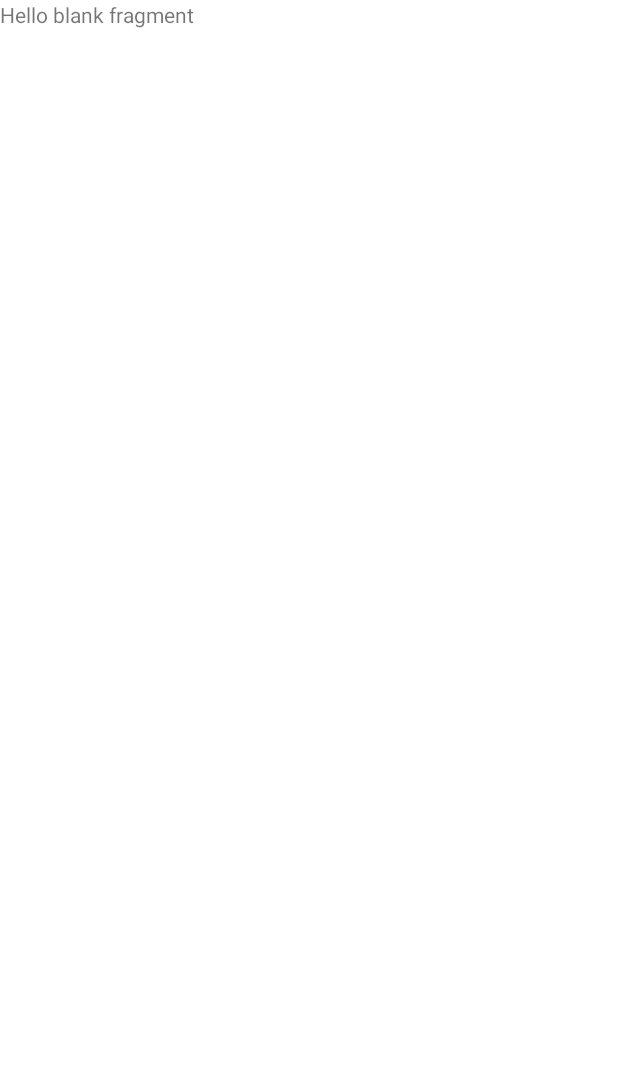
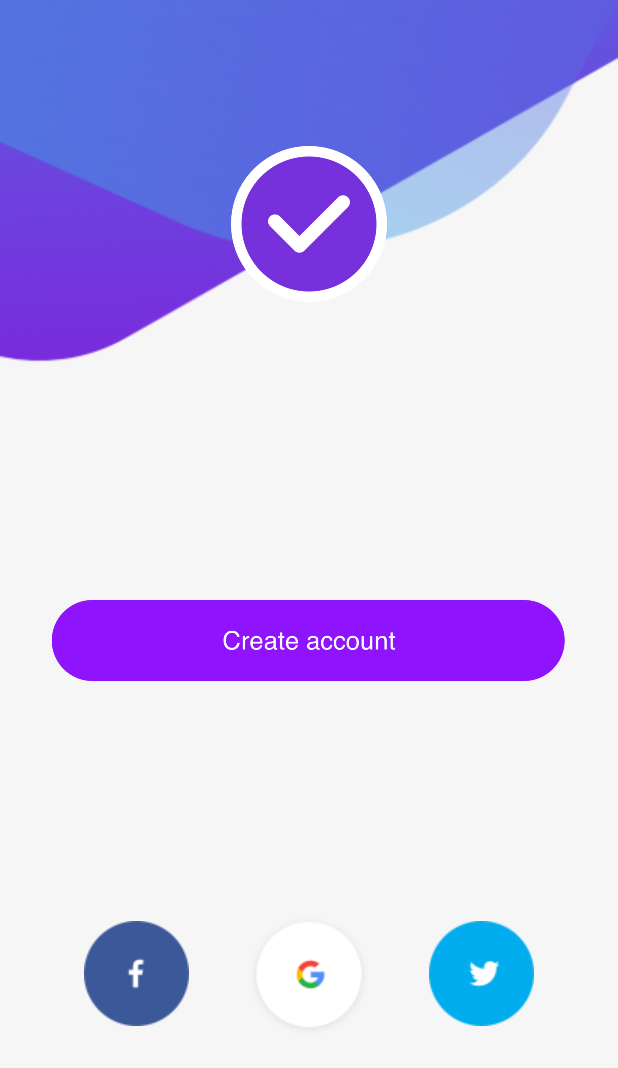
Before and after one commit to Appaforyou/exercise-front-android-app, an Android app: the ActivityForFragments screen opened directly, with no data from a screen before it, on a phone screen of 412 x 824 dp. Before the commit the part shown is almost empty. Shown: the top 1068 px of the screen. Run offline under Robolectric (Android 15) with nearby library versions, the phone set to English and light mode, and no system bars.

Commit message:
added singUp and create account fragments

```diff
--- a/app/src/main/java/com/example/fitgoal/ActivityForFragments.kt
+++ b/app/src/main/java/com/example/fitgoal/ActivityForFragments.kt
@@ -12,7 +12,7 @@ class ActivityForFragments : AppCompatActivity() {
 
 
         supportFragmentManager.commit {
-            replace(R.id.frameLayoutFragment, OnBoardingFragment())
+            replace(R.id.frameLayoutFragment, SignUpFragment())
         }
     }
 }
--- a/app/src/main/java/com/example/fitgoal/OnBoardingFragment.kt
+++ b/app/src/main/java/com/example/fitgoal/CreateAccountFragment.kt
@@ -7,7 +7,7 @@ import android.view.View
 import android.view.ViewGroup
 
 
-class OnBoardingFragment : Fragment() {
+class CreateAccountFragment : Fragment() {
 
 
 
@@ -16,7 +16,7 @@ class OnBoardingFragment : Fragment() {
         inflater: LayoutInflater, container: ViewGroup?,
         savedInstanceState: Bundle?
     ): View? {
-        return inflater.inflate(R.layout.fragment_onboarding, container, false).apply {
+        return inflater.inflate(R.layout.fragment_create_account, container, false).apply {
 
 
 
--- /dev/null
+++ b/app/src/main/java/com/example/fitgoal/SignUpFragment.kt
@@ -0,0 +1,37 @@
+package com.example.fitgoal
+
+import android.os.Bundle
+import androidx.fragment.app.Fragment
+import android.view.LayoutInflater
+import android.view.View
+import android.view.ViewGroup
+import androidx.fragment.app.commit
+import kotlinx.android.synthetic.main.fragment_sign_up.view.*
+
+
+class SignUpFragment : Fragment() {
+
+
+
+
+    override fun onCreateView(
+        inflater: LayoutInflater, container: ViewGroup?,
+        savedInstanceState: Bundle?
+    ): View? {
+        return inflater.inflate(R.layout.fragment_sign_up, container, false).apply {
+
+            googleImageButton.setOnClickListener {
+                activity?.supportFragmentManager?.commit {
+                    replace(R.id.frameLayoutFragment, CreateAccountFragment())
+                }
+            }
+
+
+
+
+
+        }
+    }
+
+
+}
--- a/app/src/main/res/layout/activity_main.xml
+++ b/app/src/main/res/layout/activity_main.xml
@@ -37,5 +37,4 @@
         app:layout_constraintTop_toTopOf="parent" />
 
 
-
 </androidx.constraintlayout.widget.ConstraintLayout>
--- a/app/src/main/res/layout/fragment_onboarding.xml
+++ /dev/null
@@ -1,13 +0,0 @@
-<?xml version="1.0" encoding="utf-8"?>
-<RelativeLayout xmlns:android="http://schemas.android.com/apk/res/android"
-    xmlns:tools="http://schemas.android.com/tools"
-    android:layout_width="match_parent"
-    android:layout_height="match_parent"
-    tools:context=".OnBoardingFragment">
-
-    <TextView
-        android:layout_width="match_parent"
-        android:layout_height="match_parent"
-        android:text="@string/hello_blank_fragment" />
-
-</RelativeLayout>
--- /dev/null
+++ b/app/src/main/res/layout/fragment_sign_up.xml
@@ -0,0 +1,143 @@
+<?xml version="1.0" encoding="utf-8"?>
+<androidx.constraintlayout.widget.ConstraintLayout xmlns:android="http://schemas.android.com/apk/res/android"
+    xmlns:app="http://schemas.android.com/apk/res-auto"
+    xmlns:tools="http://schemas.android.com/tools"
+    android:layout_width="match_parent"
+    android:layout_height="match_parent"
+    android:background="@drawable/content_sign_in"
+    tools:context=".SignUpFragment">
+
+    <ImageView
+        android:layout_width="104dp"
+        android:layout_height="104dp"
+        android:layout_alignParentTop="true"
+        android:layout_alignParentEnd="true"
+        android:layout_marginTop="97dp"
+        android:src="@drawable/brand_logo_galochka"
+        app:layout_constraintEnd_toEndOf="parent"
+        app:layout_constraintStart_toStartOf="parent"
+        app:layout_constraintTop_toTopOf="parent" />
+
+    <TextView
+        android:layout_width="wrap_content"
+        android:layout_height="wrap_content"
+        android:layout_marginTop="260dp"
+        android:gravity="center_horizontal"
+        android:textColor="#5b5e66"
+        android:textSize="34sp"
+        android:textStyle="normal"
+        app:layout_constraintEnd_toEndOf="parent"
+        app:layout_constraintStart_toStartOf="parent"
+        app:layout_constraintTop_toTopOf="parent"
+        tools:text="Hello!" />
+
+    <TextView
+        android:layout_width="189dp"
+        android:layout_height="wrap_content"
+        android:layout_marginTop="310dp"
+        android:fontFamily="sans-serif-light"
+        android:gravity="center_horizontal"
+        android:letterSpacing="0.02"
+        android:lineSpacingExtra="6sp"
+        android:textColor="#858891"
+        android:textSize="15sp"
+        android:textStyle="normal"
+        app:layout_constraintEnd_toEndOf="parent"
+        app:layout_constraintStart_toStartOf="parent"
+        app:layout_constraintTop_toTopOf="parent"
+        tools:text="Start transforming the way
+you enjoy your life" />
+
+    <TextView
+        android:id="@+id/alreadyLoginButton"
+        android:layout_width="wrap_content"
+        android:layout_height="wrap_content"
+        android:layout_marginBottom="70dp"
+        android:fontFamily="sans-serif-light"
+        android:gravity="center_horizontal"
+        android:letterSpacing="0.02"
+        android:lineSpacingExtra="6sp"
+        android:textColor="#3EC7E6"
+        android:textSize="15sp"
+        android:textStyle="normal"
+        app:layout_constraintBottom_toBottomOf="parent"
+        app:layout_constraintStart_toEndOf="@+id/textView2"
+        tools:text=" Login" />
+
+    <TextView
+        android:id="@+id/textView2"
+        android:layout_width="wrap_content"
+        android:layout_height="wrap_content"
+        android:layout_marginBottom="70dp"
+        android:fontFamily="sans-serif-light"
+        android:gravity="center_horizontal"
+        android:letterSpacing="0.02"
+        android:lineSpacingExtra="6sp"
+        android:textColor="#858891"
+        android:textSize="15sp"
+        android:textStyle="normal"
+        app:layout_constraintBottom_toBottomOf="parent"
+        app:layout_constraintEnd_toEndOf="parent"
+        app:layout_constraintHorizontal_bias="0.432"
+        app:layout_constraintStart_toStartOf="parent"
+        tools:text="Already onboard?" />
+
+    <TextView
+        android:layout_width="wrap_content"
+        android:layout_height="wrap_content"
+        android:layout_marginTop="25dp"
+        android:fontFamily="sans-serif-light"
+        android:gravity="center_horizontal"
+        android:letterSpacing="0.02"
+        android:lineSpacingExtra="6sp"
+        android:textColor="#858891"
+        android:textSize="15sp"
+        android:textStyle="normal"
+        app:layout_constraintEnd_toEndOf="parent"
+        app:layout_constraintHorizontal_bias="0.498"
+        app:layout_constraintStart_toStartOf="parent"
+        app:layout_constraintTop_toBottomOf="@+id/createAccImageButton"
+        tools:text="Or" />
+
+    <ImageView
+        android:id="@+id/createAccImageButton"
+        android:layout_width="365dp"
+        android:layout_height="54dp"
+        android:layout_marginTop="400dp"
+        android:src="@drawable/button_primary_create_acc"
+        app:layout_constraintEnd_toEndOf="parent"
+        app:layout_constraintStart_toStartOf="parent"
+        app:layout_constraintTop_toTopOf="parent" />
+
+    <ImageView
+        android:id="@+id/googleImageButton"
+        android:layout_width="80dp"
+        android:layout_height="wrap_content"
+        android:layout_marginBottom="133dp"
+        android:src="@drawable/google_button"
+        app:layout_constraintBottom_toBottomOf="parent"
+        app:layout_constraintEnd_toEndOf="parent"
+        app:layout_constraintStart_toStartOf="parent" />
+
+    <ImageView
+        android:id="@+id/facebookImageButton"
+        android:layout_width="wrap_content"
+        android:layout_height="wrap_content"
+        android:layout_marginEnd="40dp"
+        android:layout_marginBottom="140dp"
+        android:src="@drawable/facebook_button"
+        app:layout_constraintBottom_toBottomOf="parent"
+        app:layout_constraintEnd_toStartOf="@+id/googleImageButton" />
+
+    <ImageView
+        android:id="@+id/twitterImageButton"
+        android:layout_width="wrap_content"
+        android:layout_height="wrap_content"
+        android:layout_marginStart="40dp"
+        android:layout_marginBottom="140dp"
+        android:src="@drawable/twitter_button"
+        app:layout_constraintBottom_toBottomOf="parent"
+        app:layout_constraintStart_toEndOf="@+id/googleImageButton" />
+
+
+</androidx.constraintlayout.widget.ConstraintLayout>
```
Also changed, not shown: app/src/main/res/layout/fragment_create_account.xml (added, +128 -0 lines), app/src/main/res/drawable/avatar_icon_user.png (added), app/src/main/res/drawable/brand_logo_galochka.png (added), app/src/main/res/drawable/button_primary_create_acc.png (added), app/src/main/res/drawable/content_sign_in.png (added), app/src/main/res/drawable/facebook_button.png (added), app/src/main/res/drawable/google_button.png (added), app/src/main/res/drawable/twitter_button.png (added).
